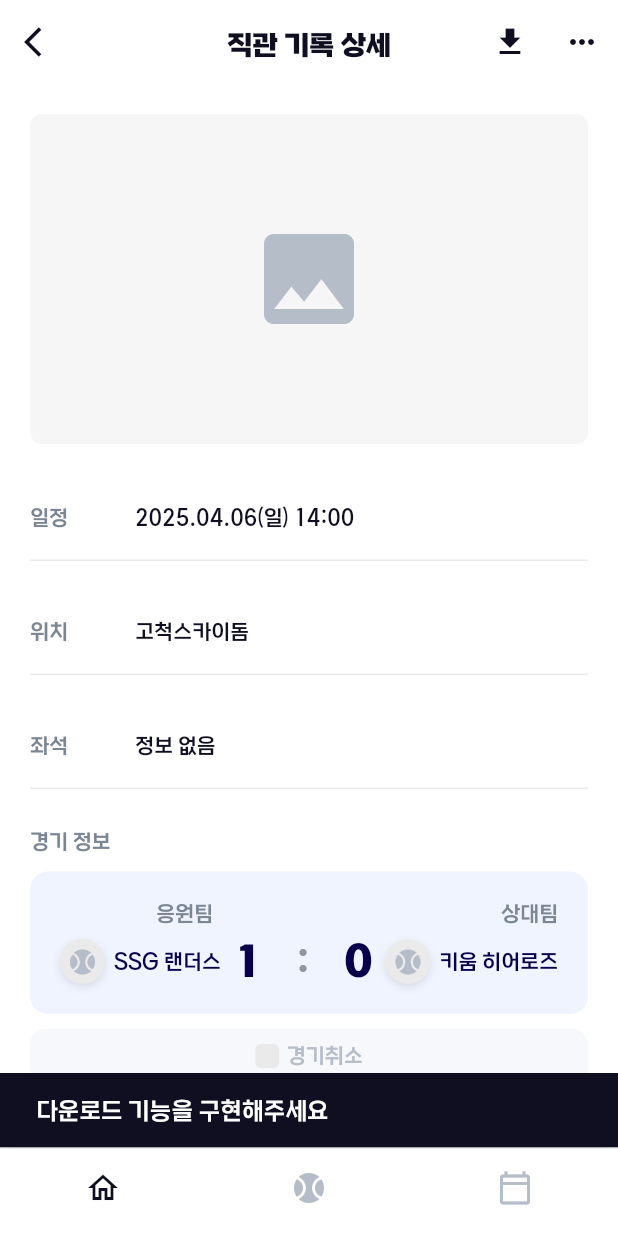
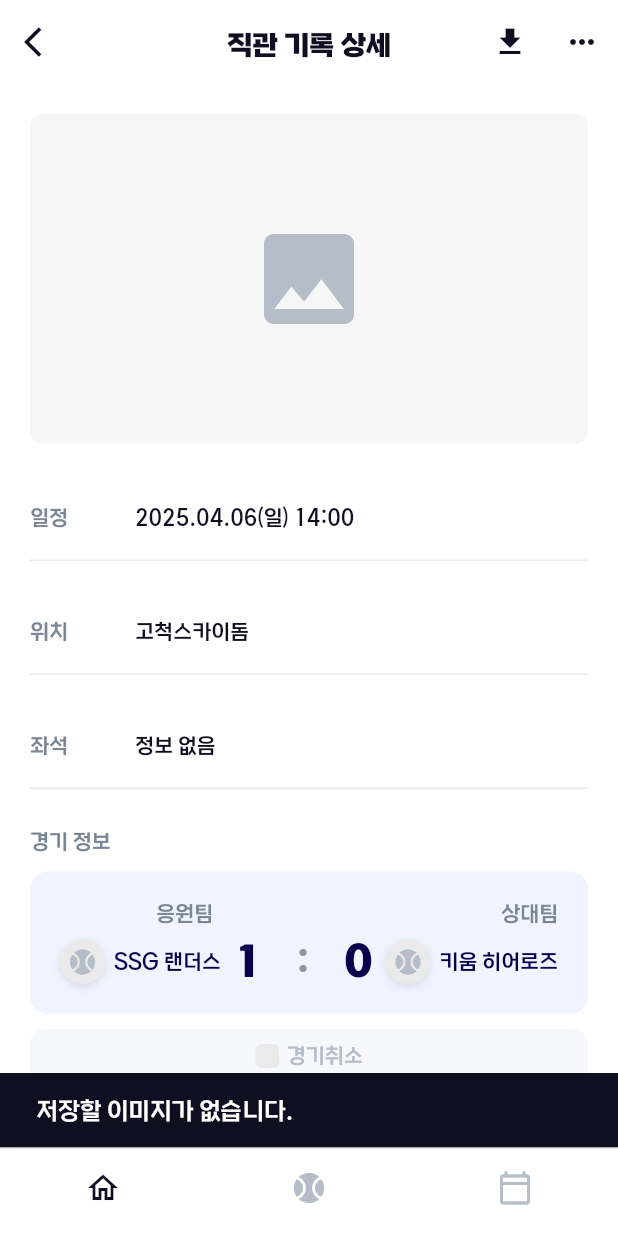
Before and after one commit to GlassyBus/seungyo-app, a Flutter app: the RecordDetailPage screen opened directly with sample values from the repository, after a tap on the "download" icon, on a phone screen of 412 x 824 dp. Run offline on Flutter 3.47's test engine with Material 3 defaults, Android fonts, the phone set to English and light mode, and no system bars; our stand-ins replace drift, equatable, flutter_svg, fluttertoast, image_picker, permission_handler and 2 more; missing offline and left inert: gal, sqlite3; accounts and stored records are empty; generated files the repository leaves out were written again.

Commit message:
feat: 이미지 다운로드 기능 저장

```diff
--- a/lib/view/record/record_detail_screen.dart
+++ b/lib/view/record/record_detail_screen.dart
@@ -9,6 +9,7 @@ import '../../models/team.dart' as app_models;
 import '../../theme/app_colors.dart';
 import '../../theme/app_text_styles.dart';
 import '../../services/database_service.dart';
+import '../../services/image_save_service.dart';
 import 'create_record_screen.dart';
 import 'widgets/action_modal.dart';
 
@@ -205,7 +206,11 @@ class _RecordDetailPageState extends State<RecordDetailPage> {
       );
     }
 
-    return ClipRRect(
+    return GestureDetector(
+      onTap: () {
+        ImageSaveService.saveImageToGallery(firstImagePath, context);
+      },
+      child: ClipRRect(
         borderRadius: BorderRadius.circular(8),
         child: Stack(
           children: [
@@ -238,8 +243,33 @@ class _RecordDetailPageState extends State<RecordDetailPage> {
                     ),
                   ),
             ),
+            Positioned(
+              bottom: 8,
+              right: 8,
+              child: Container(
+                padding: const EdgeInsets.symmetric(horizontal: 8, vertical: 4),
+                decoration: BoxDecoration(
+                  color: Colors.black.withOpacity(0.7),
+                  borderRadius: BorderRadius.circular(12),
+                ),
+                child: Row(
+                  mainAxisSize: MainAxisSize.min,
+                  children: [
+                    Icon(Icons.download, size: 14, color: Colors.white),
+                    const SizedBox(width: 4),
+                    Text(
+                      '저장',
+                      style: AppTextStyles.caption.copyWith(
+                        color: Colors.white,
+                      ),
+                    ),
+                  ],
+                ),
+              ),
+            ),
             if (widget.game.photos.length > 1) _buildImageCountBadge(),
           ],
+        ),
       ),
     );
   }
@@ -326,7 +356,6 @@ class _RecordDetailPageState extends State<RecordDetailPage> {
           ),
           const SizedBox(height: 10),
           _buildGameInfoCard(),
-          // 경기취소 섹션 항상 표시
           const SizedBox(height: 10),
           _buildGameCancelCheckbox(),
           const SizedBox(height: _verticalSpacing),
@@ -336,9 +365,6 @@ class _RecordDetailPageState extends State<RecordDetailPage> {
   }
 
   Widget _buildGameInfoCard() {
-    // 디버깅을 위한 로그
-    print('Game canceled status: ${widget.game.canceled}');
-
     return Container(
       width: double.infinity,
       decoration: BoxDecoration(
@@ -349,7 +375,7 @@ class _RecordDetailPageState extends State<RecordDetailPage> {
         children: [
           _buildTeamLabels(),
           _buildScoreRow(),
-          const SizedBox(height: 18), // 하단 패딩만
+          const SizedBox(height: 18),
         ],
       ),
     );
@@ -546,7 +572,7 @@ class _RecordDetailPageState extends State<RecordDetailPage> {
       width: double.infinity,
       padding: const EdgeInsets.symmetric(vertical: 8),
       decoration: BoxDecoration(
-        color: const Color(0xFFF7F8FB), // 항상 동일한 배경색
+        color: const Color(0xFFF7F8FB),
         borderRadius: BorderRadius.circular(10),
       ),
       child: Row(
@@ -556,22 +582,19 @@ class _RecordDetailPageState extends State<RecordDetailPage> {
             width: 16,
             height: 16,
             decoration: BoxDecoration(
-              color:
-                  isCanceled
-                      ? const Color(0xFFD7DCE7) // 활성화: 체크박스 색상
-                      : AppColors.gray20, // 비활성화: 연한 회색
+              color: isCanceled ? const Color(0xFFD7DCE7) : AppColors.gray20,
               borderRadius: BorderRadius.circular(4),
             ),
             child:
                 isCanceled
                     ? const Icon(Icons.check, size: 12, color: Colors.white)
-                    : null, // 비활성화 시 체크 아이콘 없음
+                    : null,
           ),
           const SizedBox(width: 5),
           Text(
             '경기취소',
             style: AppTextStyles.body3.copyWith(
-              color: const Color(0xFFB5BDCB), // 항상 동일한 텍스트 색상
+              color: const Color(0xFFB5BDCB),
               fontWeight: FontWeight.w500,
             ),
           ),
@@ -687,9 +710,14 @@ class _RecordDetailPageState extends State<RecordDetailPage> {
   }
 
   void _handleDownload() {
+    if (widget.game.photos.isEmpty) {
       ScaffoldMessenger.of(
         context,
-    ).showSnackBar(const SnackBar(content: Text('다운로드 기능을 구현해주세요')));
+      ).showSnackBar(const SnackBar(content: Text('저장할 이미지가 없습니다.')));
+      return;
+    }
+
+    ImageSaveService.saveImageToGallery(widget.game.photos.first, context);
   }
 
   void _showActionModal() {
--- a/pubspec.yaml
+++ b/pubspec.yaml
@@ -60,6 +60,10 @@ dependencies:
   table_calendar: ^3.0.9
   path: ^1.8.3
 
+  # 이미지 갤러리 저장
+  gal: ^2.3.0
+  permission_handler: ^11.3.1
+
 dev_dependencies:
   flutter_test:
     sdk: flutter
```
Also changed, not shown: lib/services/database_service.dart (+33 -9 lines), lib/services/image_save_service.dart (added, +105 -0 lines). Lines whose indentation alone changed are shown as unchanged.
